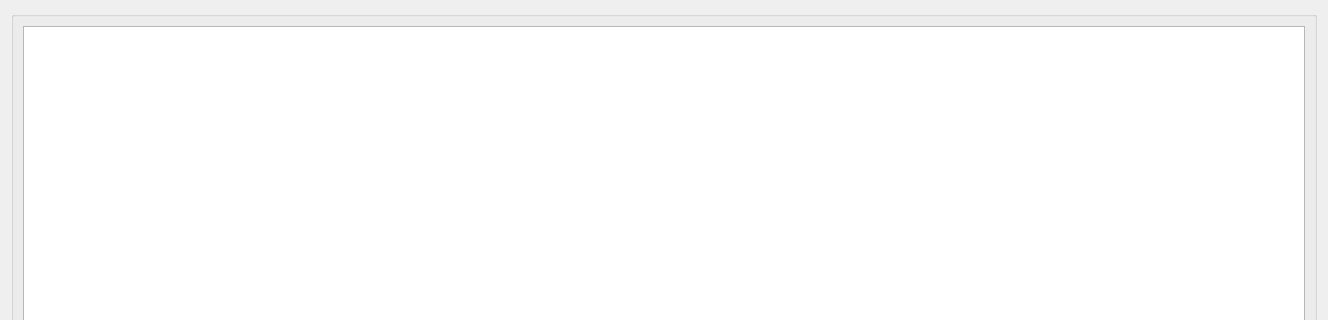
ghorwin/SIM-VICUS, file SIM-VICUS/src/SVDatabaseEditDialog.ui: the form before one commit; both pictures show x 0 to 1328 and y 0 to 320 of the 1328 by 815 pixel window.
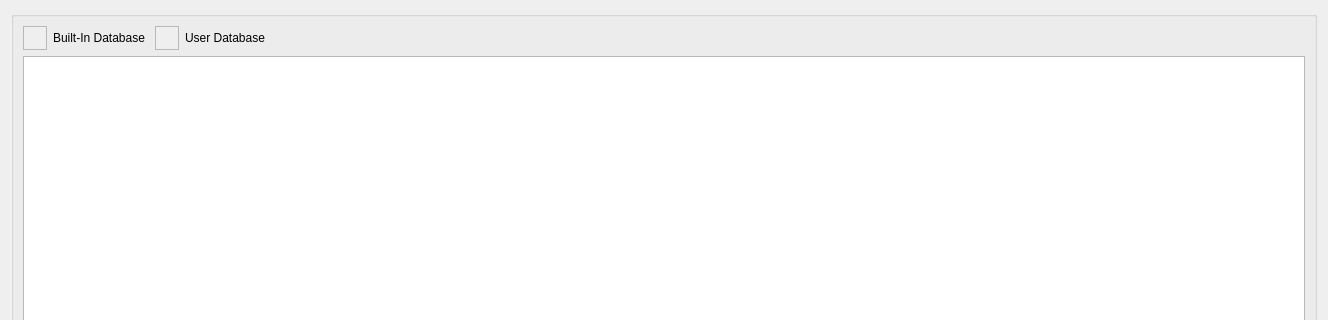
The form after the commit. Icons and pictures are not drawn.

Commit message: legend for DB dialogs

What changed in the file:
```diff
--- a/SIM-VICUS/src/SVDatabaseEditDialog.ui
+++ b/SIM-VICUS/src/SVDatabaseEditDialog.ui
@@ -14,41 +14,7 @@
    <item>
     <widget class="QGroupBox" name="groupBoxTableView">
      <layout class="QGridLayout" name="gridLayoutTableView">
-      <item row="1" column="1">
-       <widget class="QToolButton" name="toolButtonCopy">
-        <property name="icon">
-         <iconset resource="../resources/SIM-VICUS.qrc">
-          <normaloff>:/gfx/actions/24x24/editcopy.png</normaloff>:/gfx/actions/24x24/editcopy.png</iconset>
-        </property>
-        <property name="iconSize">
-         <size>
-          <width>24</width>
-          <height>24</height>
-         </size>
-        </property>
-       </widget>
-      </item>
-      <item row="1" column="3">
-       <widget class="QToolButton" name="toolButtonStoreInUserDB">
-        <property name="toolTip">
-         <string>Stores local project DB element in user database.</string>
-        </property>
-        <property name="text">
-         <string/>
-        </property>
-        <property name="icon">
-         <iconset resource="../resources/SIM-VICUS.qrc">
-          <normaloff>:/gfx/actions/24x24/toDB.png</normaloff>:/gfx/actions/24x24/toDB.png</iconset>
-        </property>
-        <property name="iconSize">
-         <size>
-          <width>24</width>
-          <height>24</height>
-         </size>
-        </property>
-       </widget>
-      </item>
-      <item row="0" column="0" colspan="6">
+      <item row="1" column="0" colspan="7">
        <widget class="QTableView" name="tableView">
         <property name="minimumSize">
          <size>
@@ -70,7 +36,35 @@
         </attribute>
        </widget>
       </item>
-      <item row="1" column="5">
+      <item row="2" column="0">
+       <widget class="QToolButton" name="toolButtonAdd">
+        <property name="icon">
+         <iconset resource="../resources/SIM-VICUS.qrc">
+          <normaloff>:/gfx/actions/24x24/plus.png</normaloff>:/gfx/actions/24x24/plus.png</iconset>
+        </property>
+        <property name="iconSize">
+         <size>
+          <width>24</width>
+          <height>24</height>
+         </size>
+        </property>
+       </widget>
+      </item>
+      <item row="2" column="2">
+       <widget class="QToolButton" name="toolButtonRemove">
+        <property name="icon">
+         <iconset resource="../resources/SIM-VICUS.qrc">
+          <normaloff>:/gfx/actions/24x24/minus.png</normaloff>:/gfx/actions/24x24/minus.png</iconset>
+        </property>
+        <property name="iconSize">
+         <size>
+          <width>24</width>
+          <height>24</height>
+         </size>
+        </property>
+       </widget>
+      </item>
+      <item row="2" column="6">
        <spacer name="horizontalSpacer">
         <property name="orientation">
          <enum>Qt::Horizontal</enum>
@@ -83,11 +77,17 @@
         </property>
        </spacer>
       </item>
-      <item row="1" column="0">
-       <widget class="QToolButton" name="toolButtonAdd">
+      <item row="2" column="3">
+       <widget class="QToolButton" name="toolButtonStoreInUserDB">
+        <property name="toolTip">
+         <string>Stores local project DB element in user database.</string>
+        </property>
+        <property name="text">
+         <string/>
+        </property>
         <property name="icon">
          <iconset resource="../resources/SIM-VICUS.qrc">
-          <normaloff>:/gfx/actions/24x24/plus.png</normaloff>:/gfx/actions/24x24/plus.png</iconset>
+          <normaloff>:/gfx/actions/24x24/toDB.png</normaloff>:/gfx/actions/24x24/toDB.png</iconset>
         </property>
         <property name="iconSize">
          <size>
@@ -97,7 +97,7 @@
         </property>
        </widget>
       </item>
-      <item row="1" column="4">
+      <item row="2" column="4">
        <widget class="QToolButton" name="toolButtonRemoveFromUserDB">
         <property name="toolTip">
          <string>Moves DB element from user database to local project.</string>
@@ -117,11 +117,11 @@
         </property>
        </widget>
       </item>
-      <item row="1" column="2">
-       <widget class="QToolButton" name="toolButtonRemove">
+      <item row="2" column="1">
+       <widget class="QToolButton" name="toolButtonCopy">
         <property name="icon">
          <iconset resource="../resources/SIM-VICUS.qrc">
-          <normaloff>:/gfx/actions/24x24/minus.png</normaloff>:/gfx/actions/24x24/minus.png</iconset>
+          <normaloff>:/gfx/actions/24x24/editcopy.png</normaloff>:/gfx/actions/24x24/editcopy.png</iconset>
         </property>
         <property name="iconSize">
          <size>
@@ -131,6 +131,87 @@
         </property>
        </widget>
       </item>
+      <item row="0" column="0" colspan="7">
+       <layout class="QHBoxLayout" name="horizontalLayout_3">
+        <item>
+         <widget class="QFrame" name="frameBuildInDB">
+          <property name="sizePolicy">
+           <sizepolicy hsizetype="Fixed" vsizetype="Fixed">
+            <horstretch>0</horstretch>
+            <verstretch>0</verstretch>
+           </sizepolicy>
+          </property>
+          <property name="minimumSize">
+           <size>
+            <width>24</width>
+            <height>24</height>
+           </size>
+          </property>
+          <property name="autoFillBackground">
+           <bool>true</bool>
+          </property>
+          <property name="frameShape">
+           <enum>QFrame::StyledPanel</enum>
+          </property>
+          <property name="frameShadow">
+           <enum>QFrame::Raised</enum>
+          </property>
+         </widget>
+        </item>
+        <item>
+         <widget class="QLabel" name="label">
+          <property name="text">
+           <string>Built-In Database </string>
+          </property>
+         </widget>
+        </item>
+        <item>
+         <widget class="QFrame" name="frameUserDB">
+          <property name="sizePolicy">
+           <sizepolicy hsizetype="Fixed" vsizetype="Fixed">
+            <horstretch>0</horstretch>
+            <verstretch>0</verstretch>
+           </sizepolicy>
+          </property>
+          <property name="minimumSize">
+           <size>
+            <width>24</width>
+            <height>24</height>
+           </size>
+          </property>
+          <property name="autoFillBackground">
+           <bool>true</bool>
+          </property>
+          <property name="frameShape">
+           <enum>QFrame::StyledPanel</enum>
+          </property>
+          <property name="frameShadow">
+           <enum>QFrame::Raised</enum>
+          </property>
+         </widget>
+        </item>
+        <item>
+         <widget class="QLabel" name="label_2">
+          <property name="text">
+           <string>User Database</string>
+          </property>
+         </widget>
+        </item>
+        <item>
+         <spacer name="horizontalSpacer_3">
+          <property name="orientation">
+           <enum>Qt::Horizontal</enum>
+          </property>
+          <property name="sizeHint" stdset="0">
+           <size>
+            <width>40</width>
+            <height>20</height>
+           </size>
+          </property>
+         </spacer>
+        </item>
+       </layout>
+      </item>
      </layout>
     </widget>
    </item>
```
The commit also changes 4 other files.
